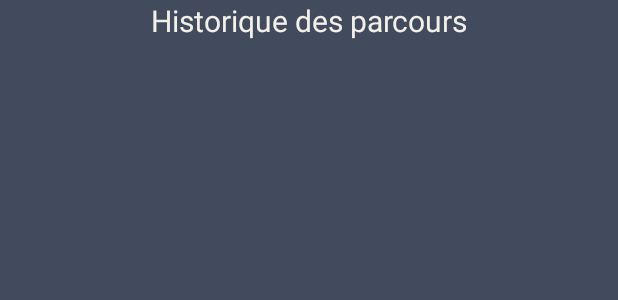
After one commit to louisepe/MyPath, an Android app: the layout activity_historique.xml on its own in the app's theme, with its tools: preview values and no code run, on a phone screen of 412 x 824 dp. The commit adds this screen. Shown: the top 300 px of the screen. Run offline under Robolectric (Android 15) with nearby library versions, the phone set to English and light mode, and no system bars.

Commit message:
Ajout des 3 derniers parcours realises dans historique des parcours

```diff
--- a/app/src/main/AndroidManifest.xml
+++ b/app/src/main/AndroidManifest.xml
@@ -5,6 +5,7 @@
     <uses-permission android:name="android.permission.INTERNET" />
     <uses-permission android:name="android.permission.GET_ACCOUNTS" />
     <uses-permission android:name="android.permission.USE_CREDENTIALS" />
+    <uses-permission android:name="android.permission.SCOPE_APPFOLDER" />
 
     <application
         android:allowBackup="true"
@@ -23,7 +24,8 @@
         <activity android:name=".ParametresActivity" />
         <activity android:name=".ParcoursActivity" />
         <activity android:name=".FeedbackActivity" />
-        <activity android:name=".PagePrincipale"></activity>
+        <activity android:name=".PagePrincipale" />
+        <activity android:name=".HistoriqueActivity"></activity>
     </application>
 
 </manifest>
--- /dev/null
+++ b/app/src/main/res/layout/activity_historique.xml
@@ -0,0 +1,60 @@
+<?xml version="1.0" encoding="utf-8"?>
+<RelativeLayout xmlns:android="http://schemas.android.com/apk/res/android"
+    xmlns:app="http://schemas.android.com/apk/res-auto"
+    xmlns:tools="http://schemas.android.com/tools"
+    android:layout_width="match_parent"
+    android:layout_height="match_parent"
+    tools:context=".HistoriqueActivity"
+    android:orientation="vertical"
+    android:background="#424a5d">
+
+    <TextView
+        android:layout_width="fill_parent"
+        android:layout_height="wrap_content"
+        android:textSize="20dp"
+        android:gravity="center"
+        android:layout_marginBottom="30dp"
+        android:text="Historique des parcours"
+        android:textColor="#f3f0ea"
+        />
+
+    <ScrollView
+        android:layout_width="match_parent"
+        android:layout_height="match_parent">
+
+        <LinearLayout
+            android:layout_width="match_parent"
+            android:layout_height="match_parent"
+            android:orientation="vertical">
+
+
+        <ImageView
+            android:id="@+id/imageHistorique1"
+            android:layout_width="fill_parent"
+            android:layout_height="wrap_content"
+            android:adjustViewBounds="true"
+            android:layout_marginTop="40dp"
+            android:visibility="gone"/>
+
+        <ImageView
+            android:id="@+id/imageHistorique2"
+            android:layout_width="fill_parent"
+            android:layout_height="wrap_content"
+            android:adjustViewBounds="true"
+            android:layout_marginTop="40dp"
+            android:visibility="gone"
+            />
+
+        <ImageView
+            android:id="@+id/imageHistorique3"
+            android:layout_width="fill_parent"
+            android:layout_height="wrap_content"
+            android:adjustViewBounds="true"
+            android:layout_marginTop="40dp"
+            android:visibility="gone"/>
+        </LinearLayout>
+
+    </ScrollView>
+
+
+</RelativeLayout>
```
Also changed, not shown: app/src/main/java/com/tc/mypath/HistoriqueActivity.java (added, +42 -0 lines), app/src/main/java/com/tc/mypath/PagePrincipale.java (+13 -1 lines), app/src/main/java/com/tc/mypath/ParcoursActivity.java (+34 -0 lines).
